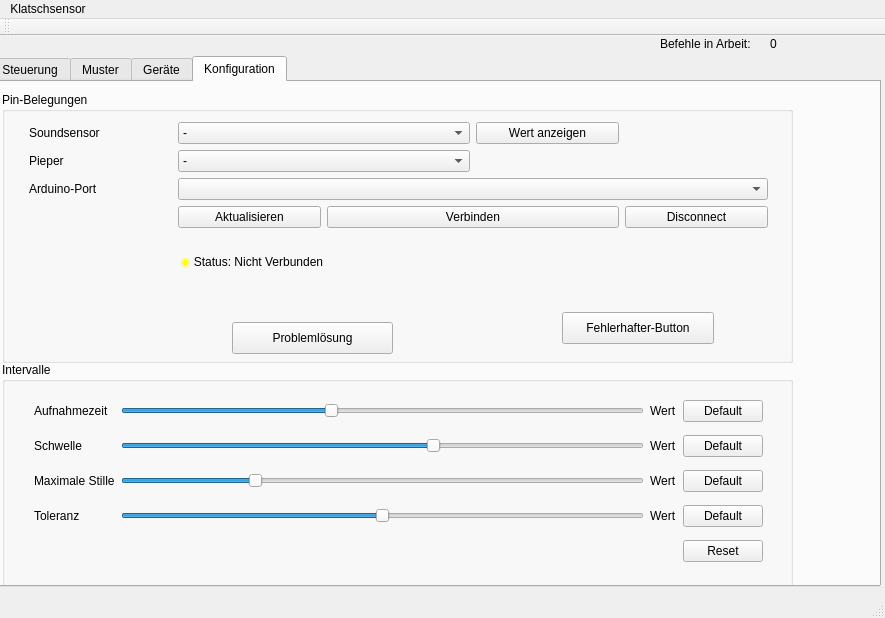
First picture: the form in klatschui.ui, repository tobi-tra/Klatschsenor-mit-graphischer-Oberflaeche, before the edit.
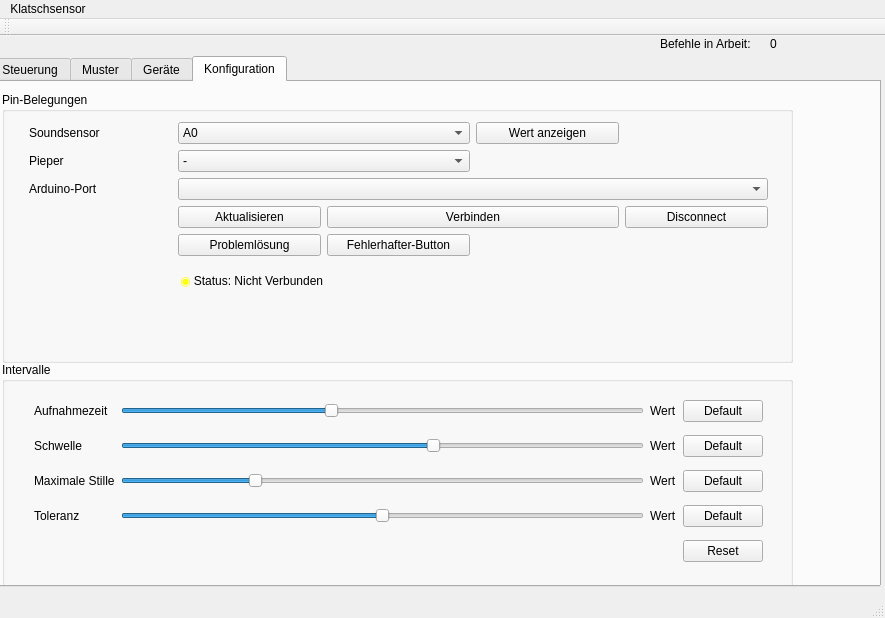
Second picture: the form after the edit.

Diff of the .ui file:
```diff
--- a/klatschui.ui
+++ b/klatschui.ui
@@ -3261,7 +3261,7 @@
          <x>16</x>
          <y>19</y>
          <width>761</width>
-         <height>205</height>
+         <height>215</height>
         </rect>
        </property>
        <layout class="QGridLayout" name="gridLayout_2">
@@ -3310,7 +3310,7 @@
           </property>
          </widget>
         </item>
-        <item row="4" column="1" colspan="4">
+        <item row="6" column="1" colspan="4">
          <widget class="QLabel" name="configPinStatus1">
           <property name="enabled">
            <bool>true</bool>
@@ -3329,6 +3329,9 @@
         </item>
         <item row="0" column="1" colspan="2">
          <widget class="QComboBox" name="configPinSound">
+          <property name="currentIndex">
+           <number>1</number>
+          </property>
           <property name="maxVisibleItems">
            <number>6</number>
           </property>
@@ -3471,34 +3474,22 @@
           </property>
          </widget>
         </item>
+        <item row="4" column="1">
+         <widget class="QPushButton" name="pushButton_2">
+          <property name="text">
+           <string>Problemlösung</string>
+          </property>
+         </widget>
+        </item>
+        <item row="4" column="2">
+         <widget class="QPushButton" name="configPinDisconnect_3">
+          <property name="text">
+           <string>Fehlerhafter-Button</string>
+          </property>
+         </widget>
+        </item>
        </layout>
       </widget>
-      <widget class="QPushButton" name="configPinDisconnect_3">
-       <property name="geometry">
-        <rect>
-         <x>560</x>
-         <y>220</y>
-         <width>152</width>
-         <height>32</height>
-        </rect>
-       </property>
-       <property name="text">
-        <string>Fehlerhafter-Button</string>
-       </property>
-      </widget>
-      <widget class="QPushButton" name="pushButton_2">
-       <property name="geometry">
-        <rect>
-         <x>230</x>
-         <y>230</y>
-         <width>161</width>
-         <height>32</height>
-        </rect>
-       </property>
-       <property name="text">
-        <string>Problemlösung</string>
-       </property>
-      </widget>
      </widget>
      <widget class="QGroupBox" name="groupConfigInt">
       <property name="geometry">
```
Left out of the diff: 193 changed lines with no effect on the pictures.
